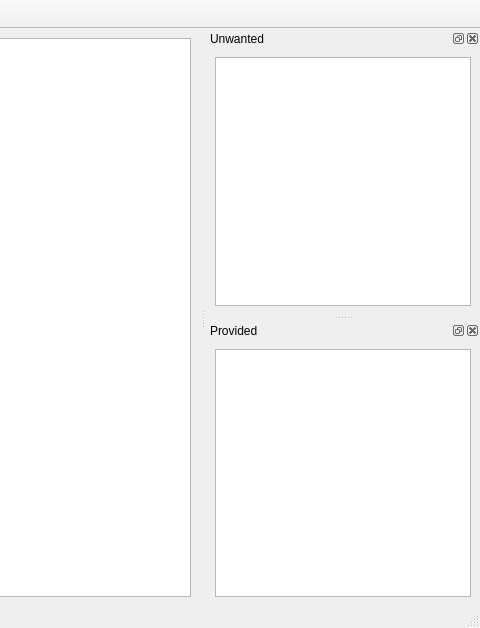
Qt form pkg_explorer/main.ui (encukou/pkg-explorer) before a commit; both pictures show x 401 to 881 and y 0 to 628 of the 881 by 628 pixel window.
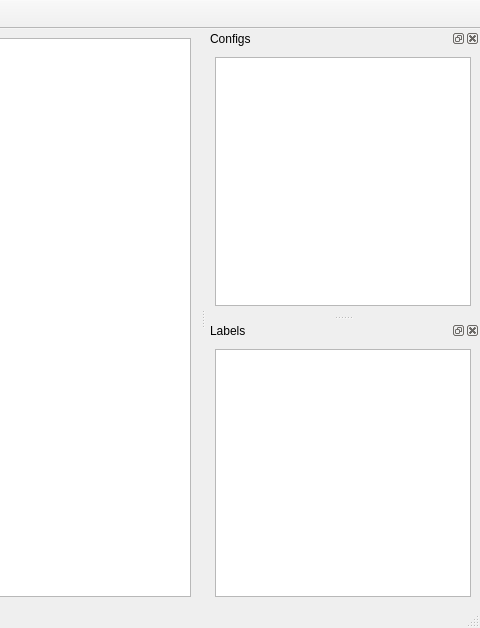
The same form after that commit.

Commit message: Load wanted/unwanted packages from workloads

```diff
--- a/pkg_explorer/main.ui
+++ b/pkg_explorer/main.ui
@@ -53,30 +53,30 @@
    </attribute>
    <addaction name="actExpandReqs"/>
   </widget>
-  <widget class="QDockWidget" name="dockWidget">
+  <widget class="QDockWidget" name="dockWidget_2">
    <property name="windowTitle">
-    <string>Unwanted</string>
+    <string>Configs</string>
    </property>
    <attribute name="dockWidgetArea">
     <number>2</number>
    </attribute>
-   <widget class="QWidget" name="dockWidgetContents">
-    <layout class="QVBoxLayout" name="verticalLayout_2">
+   <widget class="QWidget" name="dockWidgetContents_2">
+    <layout class="QVBoxLayout" name="verticalLayout_3">
      <item>
       <widget class="QTreeView" name="tvUnwant"/>
      </item>
     </layout>
    </widget>
   </widget>
-  <widget class="QDockWidget" name="dockWidget_2">
+  <widget class="QDockWidget" name="dockWidget_3">
    <property name="windowTitle">
-    <string>Provided</string>
+    <string>Labels</string>
    </property>
    <attribute name="dockWidgetArea">
     <number>2</number>
    </attribute>
-   <widget class="QWidget" name="dockWidgetContents_2">
-    <layout class="QVBoxLayout" name="verticalLayout_3">
+   <widget class="QWidget" name="dockWidgetContents_3">
+    <layout class="QVBoxLayout" name="verticalLayout_4">
      <item>
       <widget class="QTreeView" name="tvProvided"/>
      </item>
```
Left out of the diff: 12 changed lines with no effect on the pictures. The commit also changes 18 other files.
